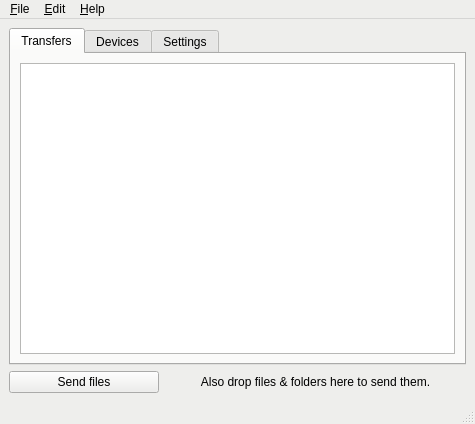
The window that src/ui/MainWindow.ui (trebleshot/desktop) describes before a commit, drawn with Qt 5.
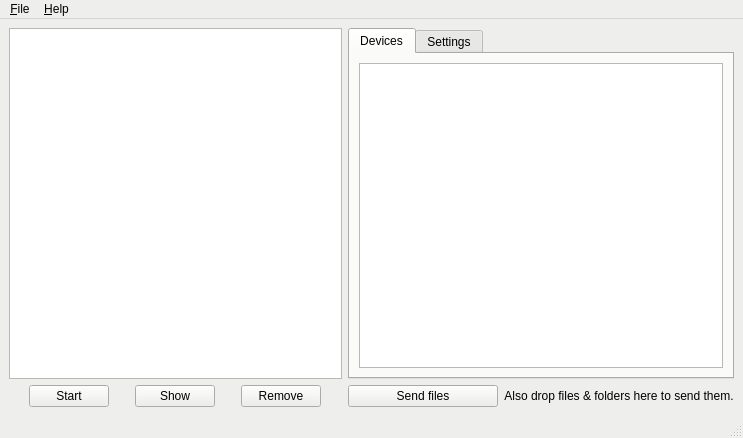
The same window after the commit.

What changed in the file:
```diff
--- a/src/ui/MainWindow.ui
+++ b/src/ui/MainWindow.ui
@@ -6,8 +6,8 @@
    <rect>
     <x>0</x>
     <y>0</y>
-    <width>475</width>
-    <height>424</height>
+    <width>743</width>
+    <height>438</height>
    </rect>
   </property>
   <property name="sizePolicy">
@@ -453,19 +453,23 @@
      <verstretch>0</verstretch>
     </sizepolicy>
    </property>
-   <layout class="QVBoxLayout" name="verticalLayout_4">
+   <layout class="QHBoxLayout" name="horizontalLayout_16">
     <item>
-     <widget class="QTabWidget" name="tabWidget">
-      <property name="currentIndex">
-       <number>0</number>
-      </property>
-      <widget class="QWidget" name="tabTransfers">
-       <attribute name="title">
-        <string>Transfers</string>
-       </attribute>
-       <layout class="QVBoxLayout" name="verticalLayout_2">
+     <layout class="QVBoxLayout" name="verticalLayout_9">
         <item>
          <widget class="QTreeView" name="transfersTreeView">
+        <property name="sizePolicy">
+         <sizepolicy hsizetype="Expanding" vsizetype="Expanding">
+          <horstretch>0</horstretch>
+          <verstretch>0</verstretch>
+         </sizepolicy>
+        </property>
+        <property name="minimumSize">
+         <size>
+          <width>300</width>
+          <height>0</height>
+         </size>
+        </property>
           <property name="dragEnabled">
            <bool>true</bool>
           </property>
@@ -480,8 +484,58 @@
           </property>
          </widget>
         </item>
-       </layout>
-      </widget>
+      <item>
+       <layout class="QHBoxLayout" name="horizontalLayout_15">
+        <item>
+         <widget class="QPushButton" name="startPauseButton">
+          <property name="sizePolicy">
+           <sizepolicy hsizetype="Fixed" vsizetype="Fixed">
+            <horstretch>0</horstretch>
+            <verstretch>0</verstretch>
+           </sizepolicy>
+          </property>
+          <property name="text">
+           <string>Start</string>
+          </property>
+         </widget>
+        </item>
+        <item>
+         <widget class="QPushButton" name="showButton">
+          <property name="sizePolicy">
+           <sizepolicy hsizetype="Fixed" vsizetype="Fixed">
+            <horstretch>0</horstretch>
+            <verstretch>0</verstretch>
+           </sizepolicy>
+          </property>
+          <property name="text">
+           <string>Show</string>
+          </property>
+         </widget>
+        </item>
+        <item>
+         <widget class="QPushButton" name="removeButton">
+          <property name="sizePolicy">
+           <sizepolicy hsizetype="Fixed" vsizetype="Fixed">
+            <horstretch>0</horstretch>
+            <verstretch>0</verstretch>
+           </sizepolicy>
+          </property>
+          <property name="text">
+           <string>Remove</string>
+          </property>
+         </widget>
+        </item>
+       </layout>
+      </item>
+     </layout>
+    </item>
+    <item>
+     <layout class="QVBoxLayout" name="verticalLayout_3">
+      <item>
+       <widget class="QTabWidget" name="tabWidget">
+        <property name="currentIndex">
+         <number>0</number>
+        </property>
       <widget class="QWidget" name="tabDevices">
        <attribute name="title">
         <string>Devices</string>
@@ -611,6 +665,8 @@
      </layout>
     </item>
    </layout>
+    </item>
+   </layout>
   </widget>
   <widget class="QStatusBar" name="statusbar"/>
   <widget class="QMenuBar" name="menuBarDefault">
@@ -618,7 +674,7 @@
     <rect>
      <x>0</x>
      <y>0</y>
-     <width>475</width>
+     <width>743</width>
      <height>21</height>
     </rect>
    </property>
@@ -628,16 +684,6 @@
    <property name="toolTipDuration">
     <number>-1</number>
    </property>
-   <widget class="QMenu" name="menuEdit">
-    <property name="title">
-     <string>&amp;Edit</string>
-    </property>
-    <addaction name="actionStart"/>
-    <addaction name="actionPause"/>
-    <addaction name="separator"/>
-    <addaction name="actionAdd_devices"/>
-    <addaction name="actionRemove"/>
-   </widget>
    <widget class="QMenu" name="menuFile">
     <property name="title">
      <string>&amp;File</string>
@@ -657,7 +703,6 @@
     <addaction name="actionAbout_Qt"/>
    </widget>
    <addaction name="menuFile"/>
-   <addaction name="menuEdit"/>
    <addaction name="menuHelp"/>
   </widget>
   <action name="actionChange_device_name">
```
Left out of the diff: 33 changed lines with no effect on the pictures. Lines whose indentation alone changed are shown as unchanged.
